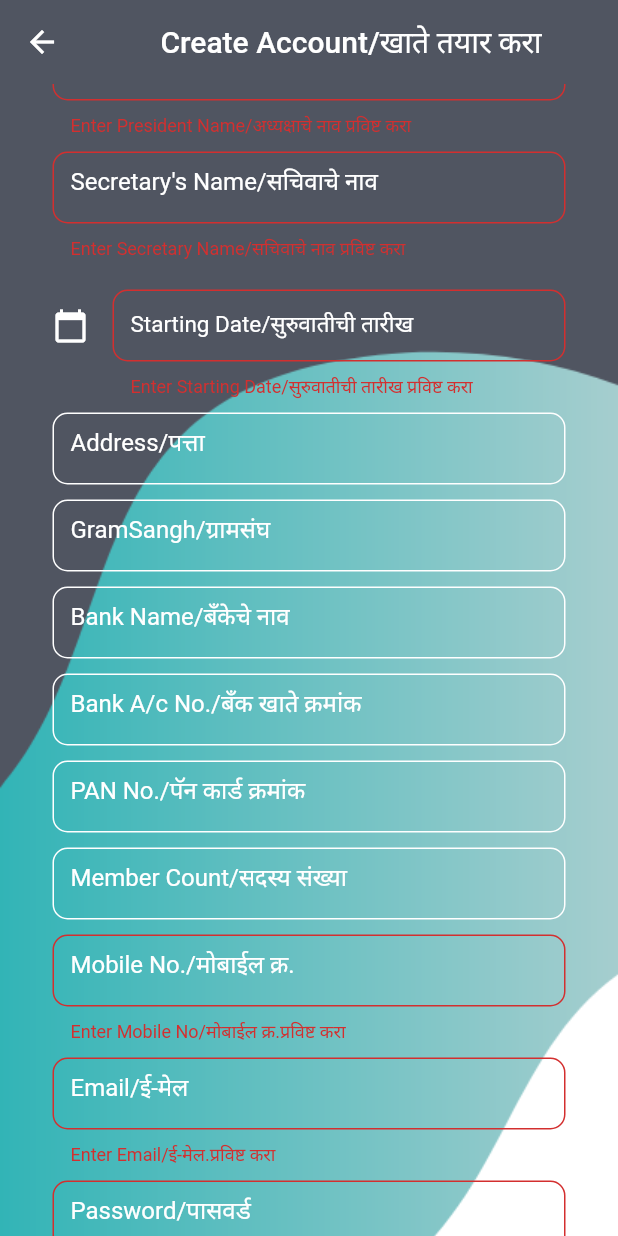
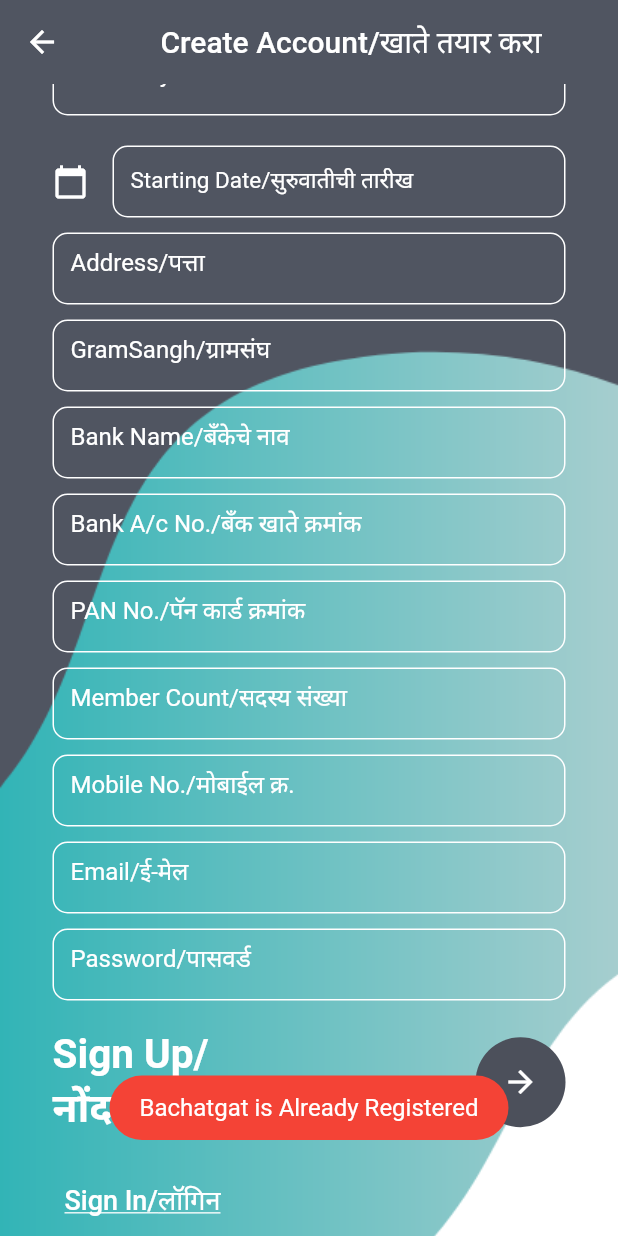
Before and after one commit to sahilbhirud3/self_help, a Flutter app: the MyRegister screen opened by its route, scrolled down 201 dp, after a tap on the "arrow forward" icon, on a phone screen of 412 x 824 dp. Run offline on Flutter 3.47's test engine with Material 2 defaults, Android fonts, the phone set to English and light mode, and no system bars; our stand-ins replace cloud_firestore, firebase_auth, firebase_core, fluttertoast, google_fonts; accounts and stored records are empty; generated files the repository leaves out were written again.

Commit message:
13DEC2022 19:50 registeration module with validation completed.

```diff
--- a/lib/register.dart
+++ b/lib/register.dart
@@ -5,6 +5,7 @@ import 'dart:async';
 import 'package:cloud_firestore/cloud_firestore.dart';
 import 'package:firebase_core/firebase_core.dart';
 import 'package:flutter/material.dart';
+import 'package:flutter/rendering.dart';
 import 'package:intl/intl.dart';
 import 'package:flutter/src/widgets/form.dart';
 import 'package:firebase_auth/firebase_auth.dart';
@@ -36,10 +37,13 @@ class _MyRegisterState extends State<MyRegister> {
   }
 
   final db = FirebaseFirestore.instance;
-  late String reg_no,shg_name,p_name,s_name,address,gramsangh,bankname,bankac,pan,mcnt,mob,email,password;
+  String reg_no="",shg_name="",p_name="",s_name="",address="",gramsangh="",bankname="",bankac="",pan="",mcnt="",mob="",email="",password="";
+
+
+
 
   final _formKey=GlobalKey<FormState>();
-
+  var status;
   StreamSubscription<DocumentSnapshot>? subscription;
   //final DocumentReference documentReference=FirebaseFirestore.instance.doc("register");
   DateTime? date;
@@ -96,14 +100,15 @@ class _MyRegisterState extends State<MyRegister> {
                                       borderRadius: BorderRadius.circular(10),
 
                                     )),
-                                onChanged: (String _val) async {
+                                onChanged: (String _val){
 
                                   reg_no=_val;
                                 },
-                                validator: (value){
+                                validator: (value) {
                                   if(value==null || value.isEmpty) {
                                     return 'Enter Regno/नोंदणी क्र.प्रविष्ट करा';
-                                  }return null;
+                                  }
+                                  return null;
                                 },
                                 controller: regno,
                               ),
@@ -556,7 +561,24 @@ class _MyRegisterState extends State<MyRegister> {
                                         color: Colors.white,
                                         onPressed: () async {
                                           try {
-                                            if (_formKey.currentState!.validate())  {
+                                            var snapshot = await FirebaseFirestore.instance
+                                                .collection('bachatgat')
+                                                .doc(reg_no)
+                                                .get();
+                                            if (snapshot.exists) {
+                                              print("registered/////////////////////////////////////////////////////");
+                                              Fluttertoast.showToast(
+                                                  msg: "Bachatgat is Already Registered",
+                                                  toastLength: Toast.LENGTH_SHORT,
+                                                  gravity: ToastGravity.BOTTOM,
+                                                  timeInSecForIosWeb: 1,
+                                                  backgroundColor: Colors.red,
+                                                  textColor: Colors.white,
+                                                  fontSize: 16.0
+                                              );
+
+                                            }
+                                            else if(_formKey.currentState!.validate())  {
                                               final credential = await FirebaseAuth
                                                   .instance
                                                   .createUserWithEmailAndPassword(
```
